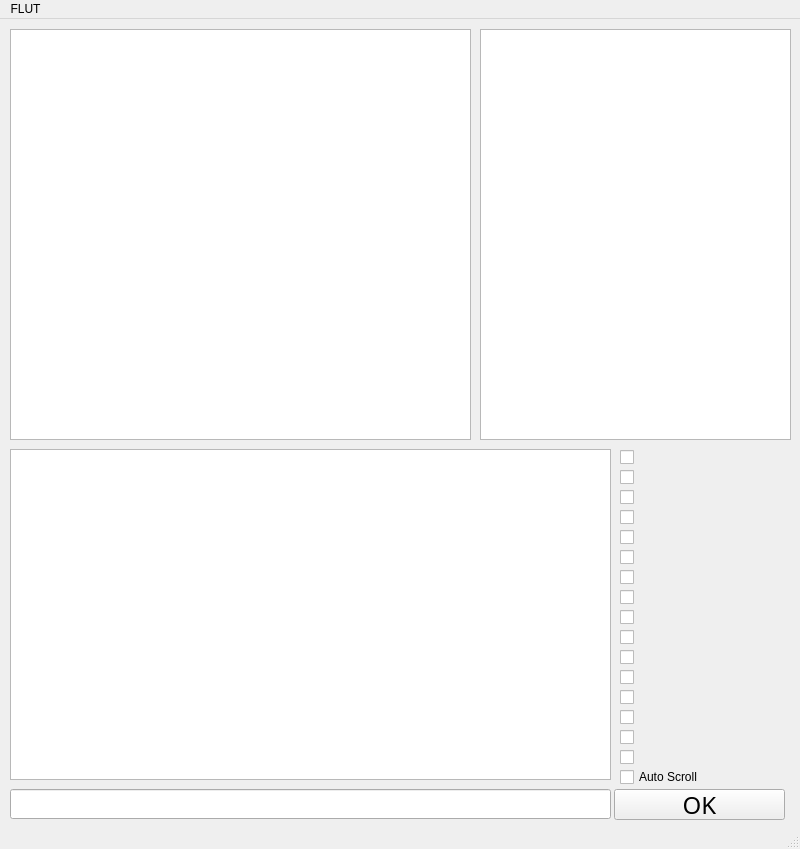
This is res/planner.ui in DGSW-FLUT/School-Broadcast-Automation as Qt 5 draws it before an edit. The edited form follows.
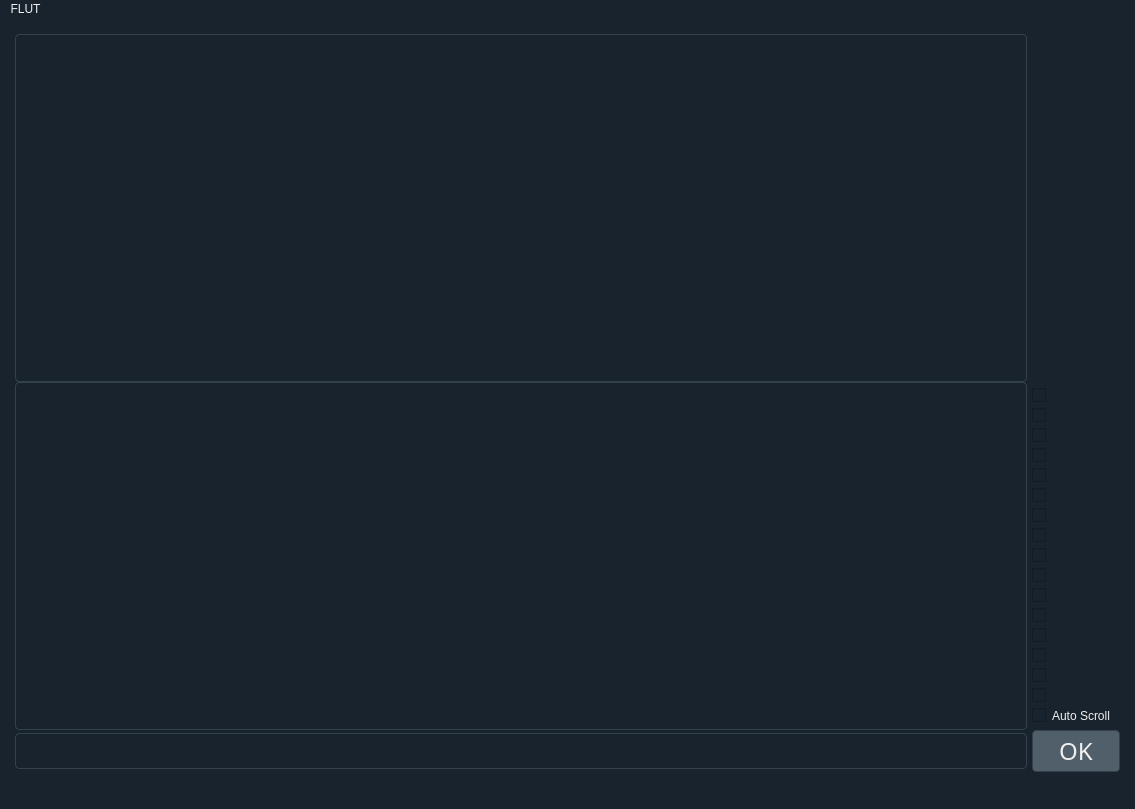
This is the edited form.

What changed in the file:
```diff
--- a/res/planner.ui
+++ b/res/planner.ui
@@ -6,12 +6,12 @@
    <rect>
     <x>0</x>
     <y>0</y>
-    <width>800</width>
-    <height>849</height>
+    <width>1135</width>
+    <height>809</height>
    </rect>
   </property>
   <property name="sizePolicy">
-   <sizepolicy hsizetype="Fixed" vsizetype="Fixed">
+   <sizepolicy hsizetype="Ignored" vsizetype="Ignored">
     <horstretch>0</horstretch>
     <verstretch>0</verstretch>
    </sizepolicy>
@@ -22,319 +22,464 @@
   <property name="statusTip">
    <string/>
   </property>
+  <property name="styleSheet">
+   <string notr="true">QWidget {
+                background-color: #19232D;
+                border: 0px solid #32414B;
+                padding: 0px;
+                color: #F0F0F0;
+                selection-background-color: #1464A0;
+                selection-color: #F0F0F0;
+                }
+
+                QWidget:disabled {
+                background-color: #19232D;
+                color: #787878;
+                selection-background-color: #14506E;
+                selection-color: #787878;
+                }
+
+                QWidget::item:selected {
+                background-color: #1464A0;
+                color: white;
+                }
+
+                QWidget::item:hover {
+                background-color: #148CD2;
+                color: #32414B;
+                }
+
+                QCheckBox {
+                background-color: #19232D;
+                color: #F0F0F0;
+                outline: none;
+                }
+
+                QCheckBox:focus {
+                border: none;
+                }
+
+                QCheckBox QWidget:disabled {
+                background-color: #19232D;
+                color: #787878;
+                }
+
+                QAbstractScrollArea {
+                background-color: #19232D;
+                border: 1px solid #32414B;
+                border-radius: 4px;
+                padding: 2px;
+                /* fix #159 */
+                min-height: 1.25em;
+                /* fix #159 */
+                color: #F0F0F0;
+                }
+
+                QAbstractScrollArea:disabled {
+                color: #787878;
+                }
+
+                QScrollArea QWidget QWidget:disabled {
+                background-color: #19232D;
+                }
+
+                QPushButton {
+                background-color: #505F69;
+                border: 1px solid #32414B;
+                color: #F0F0F0;
+                border-radius: 4px;
+                padding: 3px;
+                outline: none;
+                /* Issue #194 - Special case of QPushButton inside dialogs, for better UI */
+                min-width: 80px;
+                }
+
+                QPushButton:disabled {
+                background-color: #32414B;
+                border: 1px solid #32414B;
+                color: #787878;
+                border-radius: 4px;
+                padding: 3px;
+                }
+
+                QPushButton:checked {
+                background-color: #32414B;
+                border: 1px solid #32414B;
+                border-radius: 4px;
+                padding: 3px;
+                outline: none;
+                }
+
+                QPushButton:checked:disabled {
+                background-color: #19232D;
+                border: 1px solid #32414B;
+                color: #787878;
+                border-radius: 4px;
+                padding: 3px;
+                outline: none;
+                }
+
+                QPushButton:checked:selected {
+                background: #1464A0;
+                color: #32414B;
+                }
+
+                QPushButton::menu-indicator {
+                subcontrol-origin: padding;
+                subcontrol-position: bottom right;
+                bottom: 4px;
+                }
+
+                QPushButton:pressed {
+                background-color: #19232D;
+                border: 1px solid #19232D;
+                }
+
+                QPushButton:pressed:hover {
+                border: 1px solid #148CD2;
+                }
+
+                QPushButton:hover {
+                border: 1px solid #148CD2;
+                color: #F0F0F0;
+                }
+
+                QPushButton:selected {
+                background: #1464A0;
+                color: #32414B;
+                }
+
+                QPushButton:hover {
+                border: 1px solid #148CD2;
+                color: #F0F0F0;
+                }
+
+                QPushButton:focus {
+                border: 1px solid #1464A0;
+                }
+
+                QLineEdit {
+                background-color: #19232D;
+                padding-top: 2px;
+                /* This QLineEdit fix 103, 111 */
+                padding-bottom: 2px;
+                /* This QLineEdit fix 103, 111 */
+                padding-left: 4px;
+                padding-right: 4px;
+                border-style: solid;
+                border: 1px solid #32414B;
+                border-radius: 4px;
+                color: #F0F0F0;
+                }
+
+                QLineEdit:disabled {
+                background-color: #19232D;
+                color: #787878;
+                }
+
+                QLineEdit:hover {
+                border: 1px solid #148CD2;
+                color: #F0F0F0;
+                }
+
+                QLineEdit:focus {
+                border: 1px solid #1464A0;
+                }
+
+                QLineEdit:selected {
+                background-color: #1464A0;
+                color: #32414B;
+                }
+
+                QColumnView {
+                background-color: #1464A0;
+                color: #32414B;
+                }
+
+                QHeaderView {
+                background-color: #32414B;
+                border: 0px transparent #32414B;
+                padding: 0px;
+                margin: 0px;
+                border-radius: 0px;
+                }
+
+                QHeaderView:disabled {
+                background-color: #32414B;
+                border: 1px transparent #32414B;
+                padding: 2px;
+                }
+
+                QHeaderView::section {
+                background-color: #32414B;
+                color: #F0F0F0;
+                padding: 2px;
+                border-radius: 0px;
+                text-align: left;
+                }
+
+                QHeaderView::section:checked {
+                color: #F0F0F0;
+                background-color: #1464A0;
+                }
+
+                QHeaderView::section:checked:disabled {
+                color: #787878;
+                background-color: #14506E;
+                }
+
+                QHeaderView::section::horizontal {
+                padding-left: 4px;
+                padding-right: 4px;
+                border-left: 1px solid #19232D;
+                }
+
+                QHeaderView::section::horizontal::first, QHeaderView::section::horizontal::only-one {
+                border-left: 1px solid #32414B;
+                }
+
+                QHeaderView::section::horizontal:disabled {
+                color: #787878;
+                }
+
+                QHeaderView::section::vertical {
+                padding-left: 4px;
+                padding-right: 4px;
+                border-top: 1px solid #19232D;
+                }
+
+                QHeaderView::section::vertical::first, QHeaderView::section::vertical::only-one {
+                border-top: 1px solid #32414B;
+                }
+
+                QHeaderView::section::vertical:disabled {
+                color: #787878;
+                }</string>
+  </property>
   <widget class="QWidget" name="centralwidget">
-   <widget class="QTreeWidget" name="default_schedule_tree">
-    <property name="geometry">
-     <rect>
-      <x>10</x>
-      <y>10</y>
-      <width>461</width>
-      <height>411</height>
-     </rect>
+   <property name="sizePolicy">
+    <sizepolicy hsizetype="Ignored" vsizetype="Ignored">
+     <horstretch>99</horstretch>
+     <verstretch>99</verstretch>
+    </sizepolicy>
+   </property>
+   <layout class="QGridLayout" name="gridLayout">
+    <property name="leftMargin">
+     <number>15</number>
     </property>
-    <property name="font">
-     <font>
-      <pointsize>14</pointsize>
-     </font>
+    <property name="topMargin">
+     <number>15</number>
     </property>
-    <property name="columnCount">
+    <property name="rightMargin">
+     <number>15</number>
+    </property>
+    <property name="bottomMargin">
+     <number>15</number>
+    </property>
+    <property name="horizontalSpacing">
+     <number>5</number>
+    </property>
+    <property name="verticalSpacing">
      <number>0</number>
     </property>
-   </widget>
-   <widget class="QListView" name="today_list">
-    <property name="geometry">
-     <rect>
-      <x>480</x>
-      <y>10</y>
-      <width>311</width>
-      <height>411</height>
-     </rect>
-    </property>
-    <property name="font">
-     <font>
-      <pointsize>20</pointsize>
-     </font>
-    </property>
-   </widget>
-   <widget class="QLineEdit" name="data_edit">
-    <property name="geometry">
-     <rect>
-      <x>10</x>
-      <y>770</y>
-      <width>601</width>
-      <height>30</height>
-     </rect>
-    </property>
-    <property name="font">
-     <font>
-      <pointsize>18</pointsize>
-     </font>
-    </property>
-   </widget>
-   <widget class="QPushButton" name="submit">
-    <property name="geometry">
-     <rect>
-      <x>614</x>
-      <y>770</y>
-      <width>171</width>
-      <height>31</height>
-     </rect>
-    </property>
-    <property name="font">
-     <font>
-      <family>MS Gothic</family>
-      <pointsize>18</pointsize>
-      <weight>50</weight>
-      <bold>false</bold>
-     </font>
-    </property>
-    <property name="text">
-     <string>OK</string>
-    </property>
-   </widget>
-   <widget class="QListView" name="console">
-    <property name="geometry">
-     <rect>
-      <x>10</x>
-      <y>430</y>
-      <width>601</width>
-      <height>331</height>
-     </rect>
-    </property>
-    <property name="font">
-     <font>
-      <pointsize>10</pointsize>
-     </font>
-    </property>
-   </widget>
-   <widget class="QCheckBox" name="cboxlist_item0">
-    <property name="geometry">
-     <rect>
-      <x>620</x>
-      <y>430</y>
-      <width>171</width>
-      <height>16</height>
-     </rect>
-    </property>
-    <property name="text">
-     <string/>
-    </property>
-   </widget>
-   <widget class="QCheckBox" name="cboxlist_item1">
-    <property name="geometry">
-     <rect>
-      <x>620</x>
-      <y>450</y>
-      <width>171</width>
-      <height>16</height>
-     </rect>
-    </property>
-    <property name="text">
-     <string/>
-    </property>
-   </widget>
-   <widget class="QCheckBox" name="cboxlist_item2">
-    <property name="geometry">
-     <rect>
-      <x>620</x>
-      <y>470</y>
-      <width>171</width>
-      <height>16</height>
-     </rect>
-    </property>
-    <property name="text">
-     <string/>
-    </property>
-   </widget>
-   <widget class="QCheckBox" name="cboxlist_item3">
-    <property name="geometry">
-     <rect>
-      <x>620</x>
-      <y>490</y>
-      <width>171</width>
-      <height>16</height>
-     </rect>
-    </property>
-    <property name="text">
-     <string/>
-    </property>
-   </widget>
-   <widget class="QCheckBox" name="cboxlist_item4">
-    <property name="geometry">
-     <rect>
-      <x>620</x>
-      <y>510</y>
-      <width>171</width>
-      <height>16</height>
-     </rect>
-    </property>
-    <property name="text">
-     <string/>
-    </property>
-   </widget>
-   <widget class="QCheckBox" name="cboxlist_item5">
-    <property name="geometry">
-     <rect>
-      <x>620</x>
-      <y>530</y>
-      <width>171</width>
-      <height>16</height>
-     </rect>
-    </property>
-    <property name="text">
-     <string/>
-    </property>
-   </widget>
-   <widget class="QCheckBox" name="cboxlist_item6">
-    <property name="geometry">
-     <rect>
-      <x>620</x>
-      <y>550</y>
-      <width>171</width>
-      <height>16</height>
-     </rect>
-    </property>
-    <property name="text">
-     <string/>
-    </property>
-   </widget>
-   <widget class="QCheckBox" name="cboxlist_item7">
-    <property name="geometry">
-     <rect>
-      <x>620</x>
-      <y>570</y>
-      <width>171</width>
-      <height>16</height>
-     </rect>
-    </property>
-    <property name="text">
-     <string/>
-    </property>
-   </widget>
-   <widget class="QCheckBox" name="cboxlist_item8">
-    <property name="geometry">
-     <rect>
-      <x>620</x>
-      <y>590</y>
-      <width>171</width>
-      <height>16</height>
-     </rect>
-    </property>
-    <property name="text">
-     <string/>
-    </property>
-   </widget>
-   <widget class="QCheckBox" name="cboxlist_item9">
-    <property name="geometry">
-     <rect>
-      <x>620</x>
-      <y>610</y>
-      <width>171</width>
-      <height>16</height>
-     </rect>
-    </property>
-    <property name="text">
-     <string/>
-    </property>
-   </widget>
-   <widget class="QCheckBox" name="cboxlist_item10">
-    <property name="geometry">
-     <rect>
-      <x>620</x>
-      <y>630</y>
-      <width>171</width>
-      <height>16</height>
-     </rect>
-    </property>
-    <property name="text">
-     <string/>
-    </property>
-   </widget>
-   <widget class="QCheckBox" name="cboxlist_item11">
-    <property name="geometry">
-     <rect>
-      <x>620</x>
-      <y>650</y>
-      <width>171</width>
-      <height>16</height>
-     </rect>
-    </property>
-    <property name="text">
-     <string/>
-    </property>
-   </widget>
-   <widget class="QCheckBox" name="cboxlist_item12">
-    <property name="geometry">
-     <rect>
-      <x>620</x>
-      <y>670</y>
-      <width>171</width>
-      <height>16</height>
-     </rect>
-    </property>
-    <property name="text">
-     <string/>
-    </property>
-   </widget>
-   <widget class="QCheckBox" name="cboxlist_item13">
-    <property name="geometry">
-     <rect>
-      <x>620</x>
-      <y>690</y>
-      <width>171</width>
-      <height>16</height>
-     </rect>
-    </property>
-    <property name="text">
-     <string/>
-    </property>
-   </widget>
-   <widget class="QCheckBox" name="cboxlist_item14">
-    <property name="geometry">
-     <rect>
-      <x>620</x>
-      <y>710</y>
-      <width>171</width>
-      <height>16</height>
-     </rect>
-    </property>
-    <property name="text">
-     <string/>
-    </property>
-   </widget>
-   <widget class="QCheckBox" name="cboxlist_item15">
-    <property name="geometry">
-     <rect>
-      <x>620</x>
-      <y>730</y>
-      <width>171</width>
-      <height>16</height>
-     </rect>
-    </property>
-    <property name="text">
-     <string/>
-    </property>
-   </widget>
-   <widget class="QCheckBox" name="cbox_autoscroll">
-    <property name="geometry">
-     <rect>
-      <x>620</x>
-      <y>750</y>
-      <width>171</width>
-      <height>16</height>
-     </rect>
-    </property>
-    <property name="text">
-     <string>Auto Scroll</string>
-    </property>
-   </widget>
+    <item row="0" column="0">
+     <widget class="QTreeWidget" name="schedule_tree">
+      <property name="sizePolicy">
+       <sizepolicy hsizetype="Expanding" vsizetype="Expanding">
+        <horstretch>0</horstretch>
+        <verstretch>0</verstretch>
+       </sizepolicy>
+      </property>
+      <property name="font">
+       <font>
+        <pointsize>14</pointsize>
+       </font>
+      </property>
+      <property name="styleSheet">
+       <string notr="true"/>
+      </property>
+      <property name="columnCount">
+       <number>0</number>
+      </property>
+     </widget>
+    </item>
+    <item row="0" column="1">
+     <layout class="QVBoxLayout" name="button_list">
+      <property name="bottomMargin">
+       <number>15</number>
+      </property>
+     </layout>
+    </item>
+    <item row="1" column="0">
+     <widget class="QListView" name="console">
+      <property name="font">
+       <font>
+        <pointsize>10</pointsize>
+       </font>
+      </property>
+      <property name="styleSheet">
+       <string notr="true"/>
+      </property>
+     </widget>
+    </item>
+    <item row="1" column="1">
+     <layout class="QVBoxLayout" name="checkbox_list">
+      <item>
+       <widget class="QCheckBox" name="checkbox_list_item0">
+        <property name="text">
+         <string/>
+        </property>
+       </widget>
+      </item>
+      <item>
+       <widget class="QCheckBox" name="checkbox_list_item1">
+        <property name="text">
+         <string/>
+        </property>
+       </widget>
+      </item>
+      <item>
+       <widget class="QCheckBox" name="checkbox_list_item2">
+        <property name="text">
+         <string/>
+        </property>
+       </widget>
+      </item>
+      <item>
+       <widget class="QCheckBox" name="checkbox_list_item3">
+        <property name="text">
+         <string/>
+        </property>
+       </widget>
+      </item>
+      <item>
+       <widget class="QCheckBox" name="checkbox_list_item4">
+        <property name="text">
+         <string/>
+        </property>
+       </widget>
+      </item>
+      <item>
+       <widget class="QCheckBox" name="checkbox_list_item5">
+        <property name="text">
+         <string/>
+        </property>
+       </widget>
+      </item>
+      <item>
+       <widget class="QCheckBox" name="checkbox_list_item6">
+        <property name="text">
+         <string/>
+        </property>
+       </widget>
+      </item>
+      <item>
+       <widget class="QCheckBox" name="checkbox_list_item7">
+        <property name="text">
+         <string/>
+        </property>
+       </widget>
+      </item>
+      <item>
+       <widget class="QCheckBox" name="checkbox_list_item8">
+        <property name="text">
+         <string/>
+        </property>
+       </widget>
+      </item>
+      <item>
+       <widget class="QCheckBox" name="checkbox_list_item9">
+        <property name="text">
+         <string/>
+        </property>
+       </widget>
+      </item>
+      <item>
+       <widget class="QCheckBox" name="checkbox_list_item10">
+        <property name="text">
+         <string/>
+        </property>
+       </widget>
+      </item>
+      <item>
+       <widget class="QCheckBox" name="checkbox_list_item11">
+        <property name="text">
+         <string/>
+        </property>
+       </widget>
+      </item>
+      <item>
+       <widget class="QCheckBox" name="checkbox_list_item12">
+        <property name="text">
+         <string/>
+        </property>
+       </widget>
+      </item>
+      <item>
+       <widget class="QCheckBox" name="checkbox_list_item13">
+        <property name="text">
+         <string/>
+        </property>
+       </widget>
+      </item>
+      <item>
+       <widget class="QCheckBox" name="checkbox_list_item14">
+        <property name="text">
+         <string/>
+        </property>
+       </widget>
+      </item>
+      <item>
+       <widget class="QCheckBox" name="checkbox_list_item15">
+        <property name="text">
+         <string/>
+        </property>
+       </widget>
+      </item>
+      <item>
+       <widget class="QCheckBox" name="checkbox_list_autoscroll">
+        <property name="text">
+         <string>Auto Scroll</string>
+        </property>
+       </widget>
+      </item>
+     </layout>
+    </item>
+    <item row="2" column="0">
+     <widget class="QLineEdit" name="data_edit">
+      <property name="font">
+       <font>
+        <pointsize>18</pointsize>
+       </font>
+      </property>
+      <property name="styleSheet">
+       <string notr="true"/>
+      </property>
+     </widget>
+    </item>
+    <item row="2" column="1">
+     <widget class="QPushButton" name="submit">
+      <property name="font">
+       <font>
+        <family>MS Gothic</family>
+        <pointsize>18</pointsize>
+        <weight>50</weight>
+        <bold>false</bold>
+       </font>
+      </property>
+      <property name="text">
+       <string>OK</string>
+      </property>
+     </widget>
+    </item>
+   </layout>
   </widget>
   <widget class="QMenuBar" name="menubar">
    <property name="geometry">
     <rect>
      <x>0</x>
      <y>0</y>
-     <width>800</width>
+     <width>1135</width>
      <height>21</height>
     </rect>
    </property>
```
Left out of the diff: 6 changed lines with no effect on the pictures.
